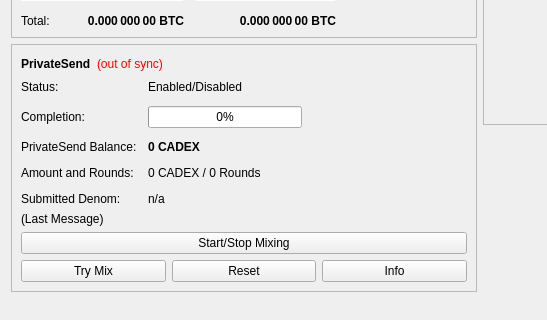
Before: the Qt Designer form src/qt/forms/overviewpage.ui in cadexproject/cadex, drawn with Qt 5; both pictures show x 0 to 547 and y 178 to 498 of the 960 by 585 pixel window.
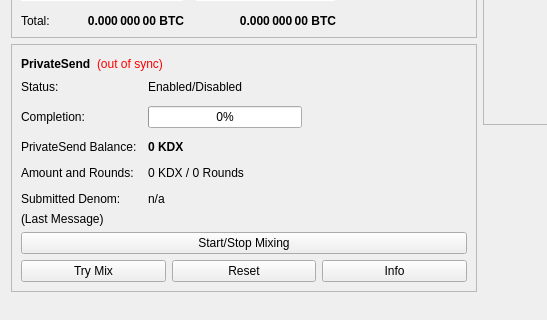
After: the same form once the commit is applied.

```diff
--- a/src/qt/forms/overviewpage.ui
+++ b/src/qt/forms/overviewpage.ui
@@ -514,7 +514,7 @@
                </font>
               </property>
               <property name="text">
-               <string notr="true">0 CADEX</string>
+               <string notr="true">0 KDX</string>
               </property>
              </widget>
             </item>
@@ -528,7 +528,7 @@
             <item row="3" column="1">
              <widget class="QLabel" name="labelAmountRounds">
               <property name="text">
-               <string>0 CADEX / 0 Rounds</string>
+               <string>0 KDX / 0 Rounds</string>
               </property>
              </widget>
             </item>
```
Left out of the diff: 6 changed lines with no effect on the pictures.
